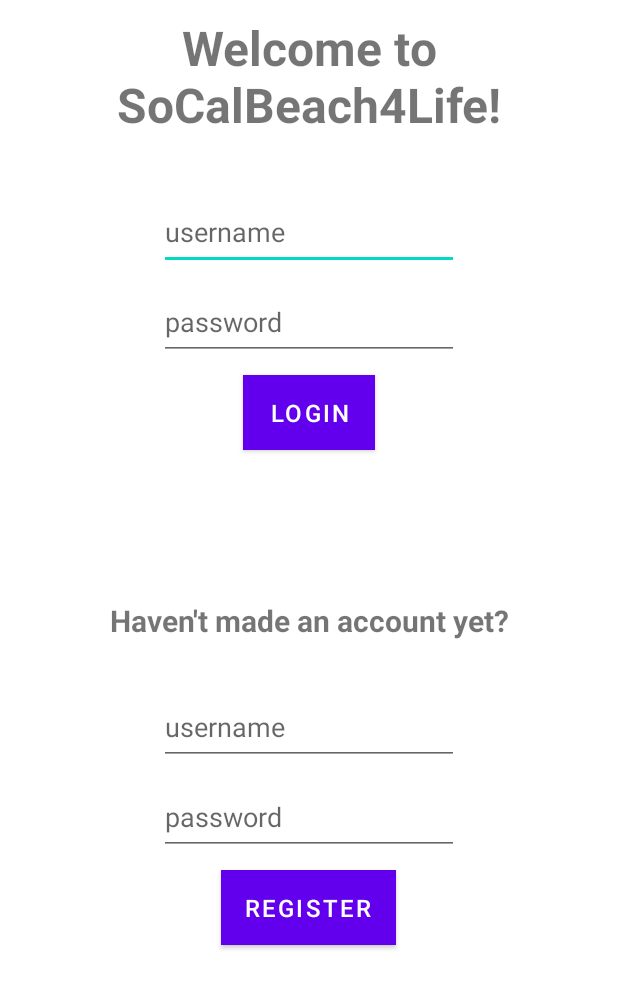
After one commit to dwangman123/SoCalBeach4Life, an Android app: the layout activity_start.xml on its own in the app's theme, with its tools: preview values and no code run, on a phone screen of 412 x 824 dp. The commit adds this screen. Shown: the top 988 px of the screen. Run offline under Robolectric (Android 15) with nearby library versions, the phone set to English and light mode, and no system bars.

Commit message:
Added FE for login and register

```diff
--- a/app/src/main/AndroidManifest.xml
+++ b/app/src/main/AndroidManifest.xml
@@ -6,7 +6,6 @@
     <uses-permission android:name="android.permission.ACCESS_COARSE_LOCATION" />
     <uses-permission android:name="android.permission.ACCESS_FINE_LOCATION" />
     <uses-permission android:name="android.permission.INTERNET" />
-
 
     <application
         android:allowBackup="true"
@@ -18,7 +17,15 @@
         android:supportsRtl="true"
         android:theme="@style/Theme.SoCalBeach4Life"
         tools:targetApi="31">
-
+        <activity
+            android:name=".StartActivity"
+            android:exported="true"
+            android:label="Login">
+            <intent-filter>
+                <action android:name="android.intent.action.MAIN" />
+                <category android:name="android.intent.category.LAUNCHER" />
+            </intent-filter>
+        </activity>
         <!--
              TODO: Before you run your application, you need a Google Maps API key.
 
@@ -38,11 +45,7 @@
             android:name=".MapsActivity"
             android:exported="true"
             android:label="@string/title_activity_maps">
-            <intent-filter>
-                <action android:name="android.intent.action.MAIN" />
 
-                <category android:name="android.intent.category.LAUNCHER" />
-            </intent-filter>
         </activity>
     </application>
 
--- /dev/null
+++ b/app/src/main/java/com/example/socalbeach4life/StartActivity.java
@@ -0,0 +1,13 @@
+package com.example.socalbeach4life;
+
+import androidx.appcompat.app.AppCompatActivity;
+
+import android.os.Bundle;
+
+public class StartActivity extends AppCompatActivity {
+
+    @Override
+    protected void onCreate(Bundle savedInstanceState) {
+        super.onCreate(savedInstanceState);
+    }
+}
--- /dev/null
+++ b/app/src/main/res/layout/activity_start.xml
@@ -0,0 +1,102 @@
+<?xml version="1.0" encoding="utf-8"?>
+<androidx.constraintlayout.widget.ConstraintLayout xmlns:android="http://schemas.android.com/apk/res/android"
+    android:layout_width="match_parent"
+    android:layout_height="match_parent"
+    xmlns:tools="http://schemas.android.com/tools"
+    xmlns:app="http://schemas.android.com/apk/res-auto"
+    tools:context = ".StartActivity">
+    <LinearLayout
+        android:layout_width="match_parent"
+        android:layout_height="match_parent"
+        android:orientation="vertical"
+        android:layout_gravity="center"
+        app:layout_constraintEnd_toEndOf="parent"
+        app:layout_constraintStart_toStartOf="parent"
+        app:layout_constraintTop_toTopOf="parent">
+        <TextView
+            android:layout_width="match_parent"
+            android:layout_height="100dp"
+            android:text="@string/welcome"
+            android:textSize="32sp"
+            android:textStyle="bold"
+            android:textAlignment="center"
+            android:layout_marginTop="10dp"/>
+        <EditText
+            android:id="@+id/loginUsernameTextInput"
+            android:layout_width="200dp"
+            android:layout_height="50dp"
+            android:layout_marginTop="20dp"
+            android:hint="username"
+            android:inputType="text"
+            android:layout_gravity="center"/>
+
+        <EditText
+            android:id="@+id/loginPasswordTextInput"
+            android:layout_width="200dp"
+            android:layout_height="50dp"
+            android:inputType="textVisiblePassword"
+            android:hint="password"
+            android:layout_gravity="center"
+            android:layout_marginTop="10dp"/>
+
+        <Button
+            android:id="@+id/loginButton"
+            app:layout_constraintStart_toStartOf="parent"
+            app:layout_constraintEnd_toEndOf="parent"
+            app:layout_constraintTop_toBottomOf="@+id/messageView"
+            app:layout_constraintBottom_toBottomOf="parent"
+            android:layout_width="wrap_content"
+            android:layout_height="50dp"
+            android:textAlignment="center"
+            android:textSize="16sp"
+            android:text="@string/login_button_text"
+            android:background="?colorPrimary"
+            android:textColor="?colorOnPrimary"
+            android:onClick="login"
+            android:layout_gravity="center"
+            android:layout_marginTop="10dp"/>
+        <TextView
+            android:layout_width="match_parent"
+            android:layout_height="50dp"
+            android:layout_marginTop="100dp"
+            android:text="@string/no_account"
+            android:textSize="20sp"
+            android:layout_gravity="center"
+            android:textAlignment="center"
+            android:textStyle="bold"
+            />
+        <EditText
+            android:id="@+id/registerUsernameTextInput"
+            android:layout_width="200dp"
+            android:layout_height="50dp"
+            android:layout_marginTop="10dp"
+            android:hint="username"
+            android:inputType="text"
+            android:layout_gravity="center"/>
+
+        <EditText
+            android:id="@+id/registerPasswordTextInput"
+            android:layout_width="200dp"
+            android:layout_height="50dp"
+            android:inputType="textVisiblePassword"
+            android:hint="password"
+            android:layout_gravity="center"
+            android:layout_marginTop="10dp"/>
+        <Button
+            android:id="@+id/registerButton"
+            app:layout_constraintStart_toStartOf="parent"
+            app:layout_constraintEnd_toEndOf="parent"
+            app:layout_constraintTop_toBottomOf="@+id/messageView"
+            app:layout_constraintBottom_toBottomOf="parent"
+            android:layout_width="wrap_content"
+            android:layout_height="50dp"
+            android:textAlignment="center"
+            android:textSize="16sp"
+            android:text="@string/register_button_text"
+            android:background="?colorPrimary"
+            android:textColor="?colorOnPrimary"
+            android:onClick="register"
+            android:layout_gravity="center"
+            android:layout_marginTop="10dp"/>
+    </LinearLayout>
+</androidx.constraintlayout.widget.ConstraintLayout>
--- a/app/src/main/res/values/strings.xml
+++ b/app/src/main/res/values/strings.xml
@@ -1,5 +1,8 @@
 <resources>
     <string name="app_name">SoCalBeach4Life</string>
     <string name="title_activity_maps">MapsActivity</string>
-
+    <string name="login_button_text">Login</string>
+    <string name="no_account">Haven\'t made an account yet?</string>
+    <string name="welcome">Welcome to SoCalBeach4Life!</string>
+    <string name="register_button_text">Register</string>
 </resources>
```
